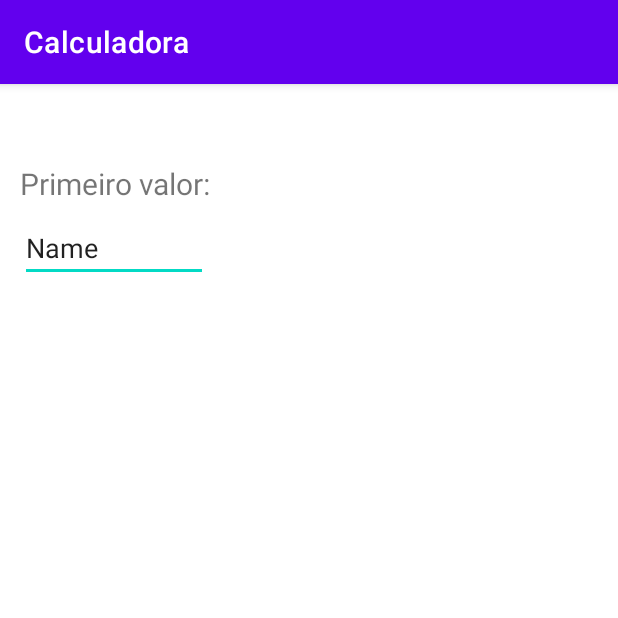
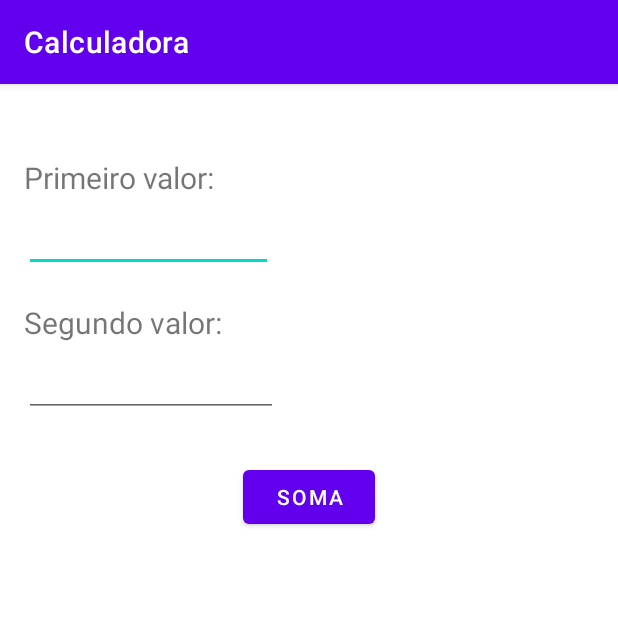
Before and after one commit to ufjf-dcc196/dcc196-2021-1er-atv3-xamatR, an Android app: the screen it shows after launch (MainActivity), on a phone screen of 412 x 824 dp, the top half of it. Run offline under Robolectric (Android 15) with nearby library versions, the phone set to English and light mode, and no system bars.

```diff
--- a/app/src/main/java/br/ufjf/dcc196/matheus/calculadora/MainActivity.java
+++ b/app/src/main/java/br/ufjf/dcc196/matheus/calculadora/MainActivity.java
@@ -3,12 +3,30 @@ package br.ufjf.dcc196.matheus.calculadora;
 import androidx.appcompat.app.AppCompatActivity;
 
 import android.os.Bundle;
+import android.view.View;
+import android.widget.EditText;
+import android.widget.TextView;
 
 public class MainActivity extends AppCompatActivity {
-
+    private EditText valor1;
+    private EditText valor2;
+    private TextView resultado;
     @Override
     protected void onCreate(Bundle savedInstanceState) {
         super.onCreate(savedInstanceState);
         setContentView(R.layout.activity_main);
     }
+    public void calcula(View view){
+        valor1 = findViewById(R.id.valor1);
+        Double v1 = Double.parseDouble(valor1.getText().toString());
+        valor2 = findViewById(R.id.valor2);
+        Double v2= Double.parseDouble(valor2.getText().toString());
+        // calcula
+        resultado = findViewById(R.id.Resultado);
+        Double r= v1+v2;
+        resultado.setText(r.toString());
+
+
+    }
+
 }
--- a/app/src/main/res/layout/activity_main.xml
+++ b/app/src/main/res/layout/activity_main.xml
@@ -7,27 +7,68 @@
     tools:context=".MainActivity">
 
     <TextView
-        android:id="@+id/valor1"
+        android:id="@+id/txtvalor1"
         android:layout_width="wrap_content"
         android:layout_height="wrap_content"
         android:text="Primeiro valor:"
         android:textSize="20sp"
         app:layout_constraintBottom_toBottomOf="parent"
-        app:layout_constraintHorizontal_bias="0.047"
+        app:layout_constraintHorizontal_bias="0.056"
         app:layout_constraintLeft_toLeftOf="parent"
         app:layout_constraintRight_toRightOf="parent"
         app:layout_constraintTop_toTopOf="parent"
-        app:layout_constraintVertical_bias="0.071" />
+        app:layout_constraintVertical_bias="0.066" />
 
-    <EditText
-        android:id="@+id/editTextTextPersonName"
-        android:layout_width="125dp"
-        android:layout_height="44dp"
-        android:layout_marginTop="8dp"
-        android:ems="10"
-        android:inputType="textPersonName"
-        android:text="Name"
+    <TextView
+        android:id="@+id/txtvalor2"
+        android:layout_width="wrap_content"
+        android:layout_height="wrap_content"
+        android:layout_marginTop="20dp"
+        android:text="Segundo valor:"
+        android:textSize="20sp"
         app:layout_constraintStart_toStartOf="@+id/valor1"
         app:layout_constraintTop_toBottomOf="@+id/valor1" />
 
+    <Button
+        android:id="@+id/buttonSoma"
+        android:layout_width="wrap_content"
+        android:layout_height="wrap_content"
+        android:layout_marginTop="29dp"
+        android:onClick="calcula"
+        android:text="Soma"
+        app:layout_constraintEnd_toEndOf="parent"
+        app:layout_constraintStart_toStartOf="parent"
+        app:layout_constraintTop_toBottomOf="@+id/valor2" />
+
+    <TextView
+        android:id="@+id/Resultado"
+        android:layout_width="170dp"
+        android:layout_height="34dp"
+        android:layout_marginTop="36dp"
+        android:textSize="24sp"
+        app:layout_constraintEnd_toEndOf="@+id/buttonSoma"
+        app:layout_constraintHorizontal_bias="0.497"
+        app:layout_constraintStart_toStartOf="@+id/buttonSoma"
+        app:layout_constraintTop_toBottomOf="@+id/buttonSoma" />
+
+    <EditText
+        android:id="@+id/valor1"
+        android:layout_width="166dp"
+        android:layout_height="41dp"
+        android:layout_marginTop="8dp"
+        android:ems="10"
+        android:inputType="numberDecimal"
+        app:layout_constraintStart_toStartOf="@+id/txtvalor1"
+        app:layout_constraintTop_toBottomOf="@+id/txtvalor1" />
+
+    <EditText
+        android:id="@+id/valor2"
+        android:layout_width="169dp"
+        android:layout_height="41dp"
+        android:layout_marginTop="8dp"
+        android:ems="10"
+        android:inputType="numberDecimal"
+        app:layout_constraintStart_toStartOf="@+id/txtvalor2"
+        app:layout_constraintTop_toBottomOf="@+id/txtvalor2" />
+
 </androidx.constraintlayout.widget.ConstraintLayout>
```
